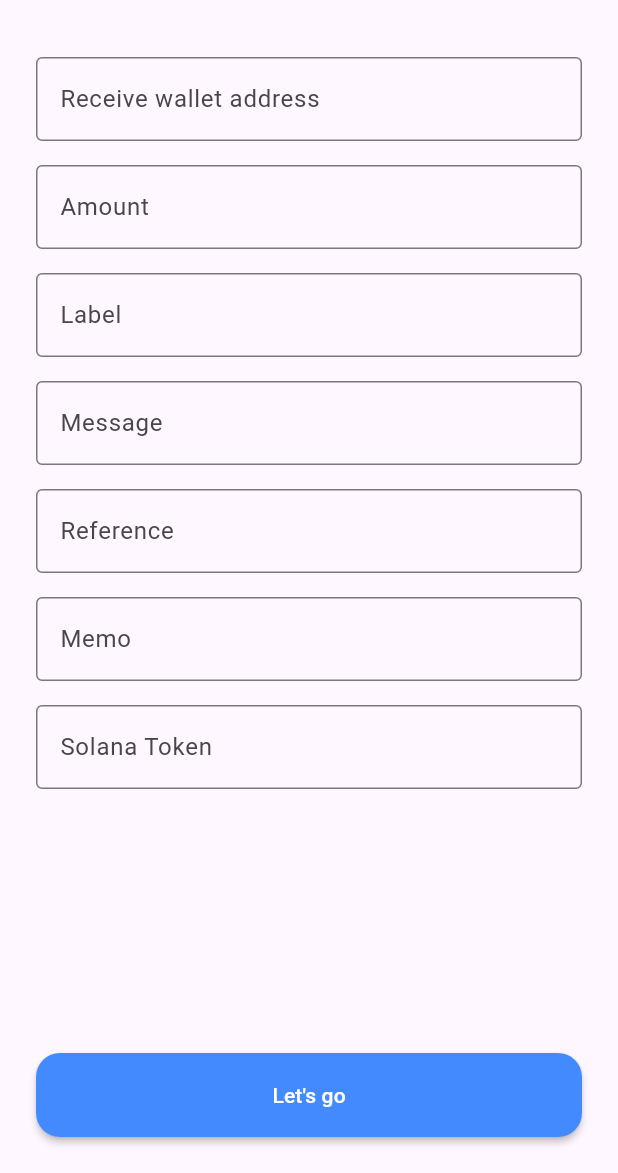
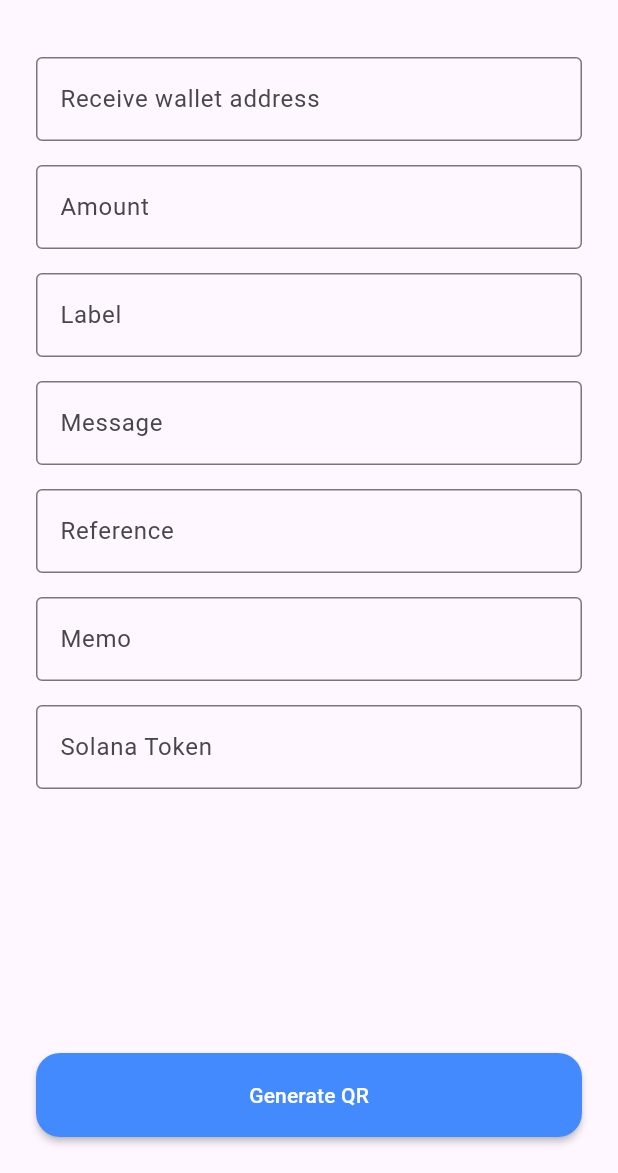
Before and after one commit to kackogut/solana_pay_generator, a Flutter app: the screen it shows after launch, on a phone screen of 412 x 824 dp, the part 63-1236 px from its top. Run offline on Flutter 3.47's test engine with Material 2 defaults, Android fonts, the light colour scheme and no system bars; our stand-ins replace easy_localization, equatable, flutter_bloc, pretty_qr_code; missing offline and left inert: solana.

Commit message:
Button translations

```diff
--- a/assets/translations/en.json
+++ b/assets/translations/en.json
@@ -5,5 +5,6 @@
   "message_label": "Message",
   "reference_label": "Reference",
   "memo_label": "Memo",
-  "spl_token_label": "Solana Token"
+  "spl_token_label": "Solana Token",
+  "generate_qr_button_text": "Generate QR"
 }
--- a/lib/feature/input/parameters_input_screen.dart
+++ b/lib/feature/input/parameters_input_screen.dart
@@ -115,9 +115,9 @@ class InputBody extends StatelessWidget {
                 borderRadius: BorderRadius.circular(16.0),
               ),
               height: 56.0,
-          child: const Text(
-            "Let's go",
-            style: TextStyle(color: Colors.white),
+              child: Text(
+                S.generateQrButtonText.tr(),
+                style: const TextStyle(color: Colors.white),
               ),
             ),
       )
--- a/lib/util/strings.dart
+++ b/lib/util/strings.dart
@@ -7,4 +7,7 @@ class S {
   static const referenceLabel = 'reference_label';
   static const memoLabel = 'memo_label';
   static const splTokenLabel = 'spl_token_label';
+
+  // Buttons
+  static const generateQrButtonText = 'generate_qr_button_text';
 }
```
Also changed, not shown: 1 other file. Lines whose indentation alone changed are shown as unchanged.
